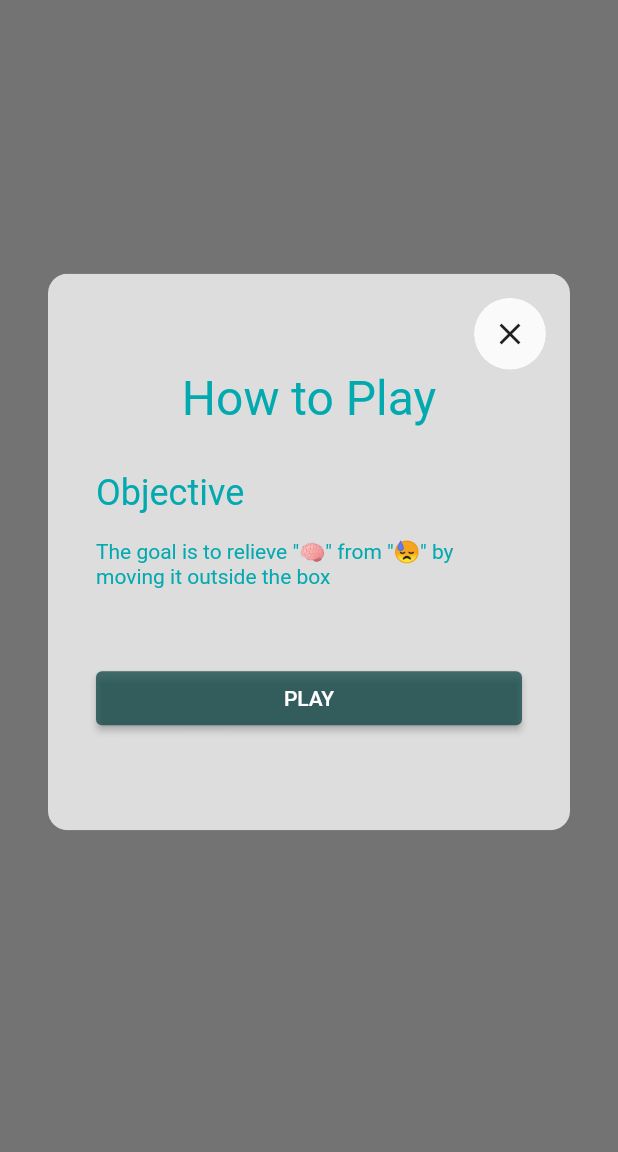
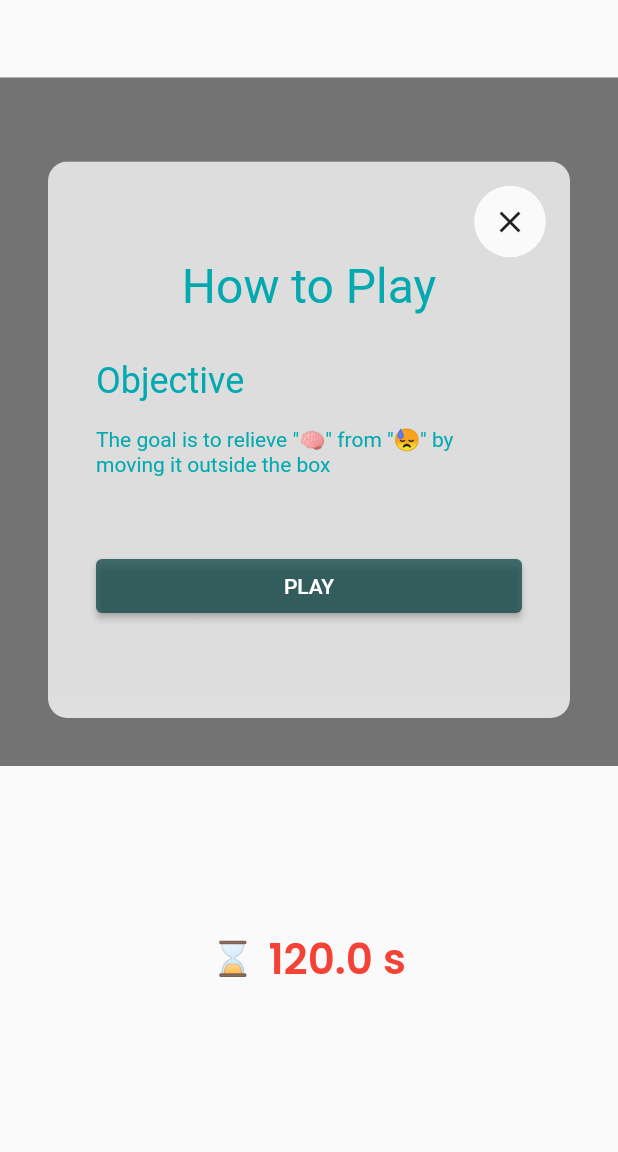
Before and after one commit to abhyas132/Zenith, a Flutter app: the puz screen opened directly, on a phone screen of 412 x 824 dp, the part 84-1236 px from its top. Run offline on Flutter 3.47's test engine with Material 2 defaults, Android fonts, the phone set to English and light mode, and no system bars; drawn by our look-alikes of timer_count_down; our stand-ins replace anim_search_bar, audioplayers, carousel_slider, chips_choice_null_safety, dotted_border, file_picker and 13 more; missing offline and left inert: audioplayers_web, cloudinary_public, dart:ffi; accounts and stored records are empty; network calls fail.

Commit message:
final ui additions

```diff
--- a/frontend/flutter/lib/games/puzzlegame/puzzle home.dart
+++ b/frontend/flutter/lib/games/puzzlegame/puzzle home.dart
@@ -2,9 +2,13 @@ import 'package:flutter/cupertino.dart';
 import 'dart:math';
 
 import 'package:flutter/material.dart';
+import 'package:google_fonts/google_fonts.dart';
+import 'package:timer_count_down/timer_count_down.dart';
 import 'package:zenith/games/custom_button.dart';
 import 'package:zenith/globalvariables.dart';
 
+import '../../utils/emotion_face.dart';
+import '../../utils/snackbar.dart';
 import 'level_transition/level_end_transition.dart';
 import 'data/board_config.dart';
 import 'puzzle/puzzle_level.dart';
@@ -27,6 +31,7 @@ class _puz extends State<puz> with TickerProviderStateMixin {
 
   @override
   void dispose() {
+    Countdown;
     // TODO: implement dispose
     super.dispose();
   }
@@ -70,7 +75,10 @@ class _puz extends State<puz> with TickerProviderStateMixin {
           onPressed: () {},
         ),
       ),
-      body: GradientContainer(
+      body: Column(
+        mainAxisAlignment: MainAxisAlignment.spaceEvenly,
+        children: [
+          GradientContainer(
             child: BoardConfig(
               unitSize: unitSize,
               hideTexts: _hideTexts,
@@ -102,6 +110,35 @@ class _puz extends State<puz> with TickerProviderStateMixin {
                 ],
               ),
             ),
+          ),
+          Row(
+            mainAxisAlignment: MainAxisAlignment.center,
+            children: [
+              emotionface(emoji: "⌛"),
+              SizedBox(
+                width: 10,
+              ),
+              Countdown(
+                seconds: 120,
+                build: (BuildContext context, double time) => Text(
+                  time.toString() + " s",
+                  style: GoogleFonts.poppins(
+                      textStyle: TextStyle(
+                          fontSize: 28,
+                          fontWeight: FontWeight.w600,
+                          color: Colors.red)),
+                ),
+                interval: Duration(milliseconds: 100),
+                onFinished: () {
+                  ShowSnakBar(
+                      context: context,
+                      content: "Play Time Over, Please Come Later");
+                  Navigator.of(context).pop();
+                },
+              ),
+            ],
+          )
+        ],
       ),
     );
   }
--- a/frontend/flutter/pubspec.yaml
+++ b/frontend/flutter/pubspec.yaml
@@ -29,6 +29,7 @@ environment:
 # the latest version available on pub.dev. To see which dependencies have newer
 # versions available, run `flutter pub outdated`.
 dependencies:
+  anim_search_bar: ^2.0.3
   audioplayers: ^3.0.1
   carousel_slider: ^4.2.1
   chips_choice_null_safety: ^2.0.6
@@ -58,8 +59,8 @@ dependencies:
   quickalert: ^1.0.1
   rive: ^0.10.3
   shared_preferences: ^2.0.20
+  timer_count_down: ^2.2.2
   video_player: ^2.6.0
-  anim_search_bar: ^2.0.3
 
 dev_dependencies:
   flutter_lints: ^2.0.0
```
Also changed, not shown: frontend/flutter/lib/games/first/memory_game_new.dart (+36 -0 lines), frontend/flutter/lib/pages/search_page.dart (+6 -1 lines), frontend/flutter/pubspec.lock, 1 other file. Lines whose indentation alone changed are shown as unchanged.
